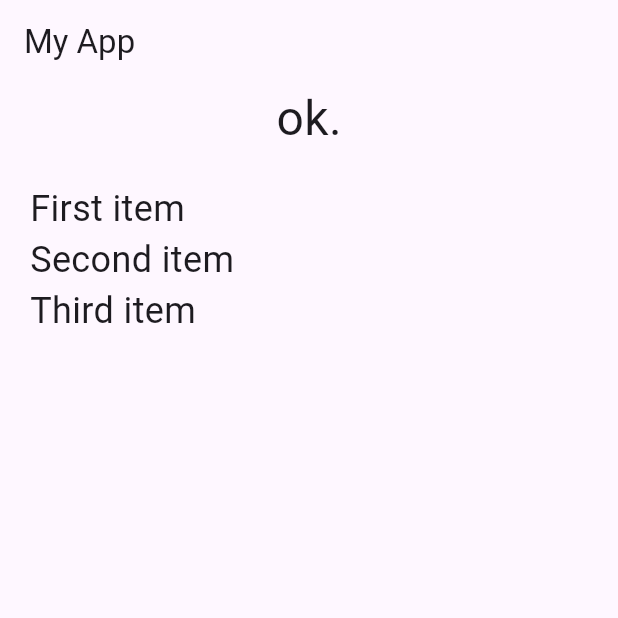
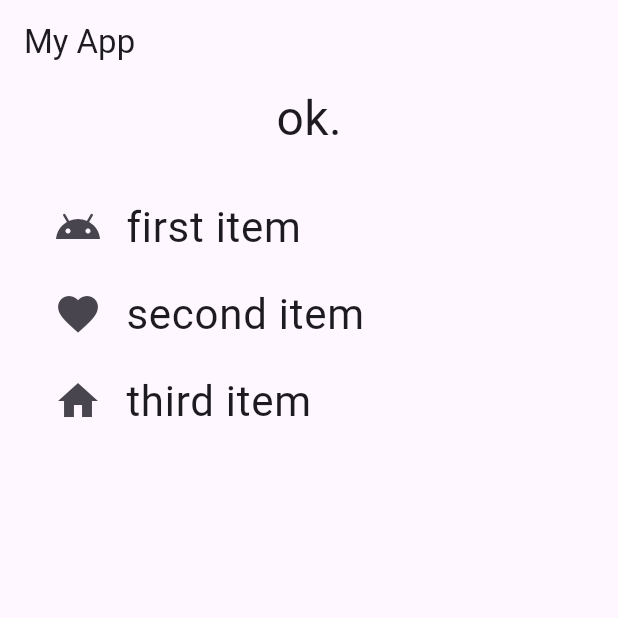
Before and after one commit to f24ba017/RepositoryForVSCode, a Flutter app: the screen it shows after launch, on a phone screen of 412 x 824 dp, the top half of it. Run offline on Flutter 3.47's test engine with Material 3 defaults, Android fonts, the phone set to English and light mode, and no system bars.

Commit message:
4-4 書き換え

```diff
--- a/flutter_app/lib/main.dart
+++ b/flutter_app/lib/main.dart
@@ -27,10 +27,12 @@ class MyHomePage extends StatefulWidget {
 
 class _MyHomePageState extends State<MyHomePage> {
   static var _message = 'ok.';
+  static var _index = 0;
 
   @override
   Widget build(BuildContext context) {
     return Scaffold(
+
       appBar: AppBar(
         title: Text('My App'),
       ),
@@ -43,21 +45,42 @@ class _MyHomePageState extends State<MyHomePage> {
               fontSize: 32.0,
             ),
           ),
-
           ListView(
             shrinkWrap: true,
             padding: const EdgeInsets.all(20.0),
-
             children: <Widget>[
 
-              Text('First item',
-                style: TextStyle(fontSize: 24.0),
+              ListTile(
+                leading: const Icon(Icons.android, size:32),
+                title: const Text('first item',
+                  style: TextStyle(fontSize: 28)),
+                selected: _index == 1,
+                onTap: () {
+                  _index = 1;
+                  tapTile();
+                },
               ),
-              Text('Second item',
-                style: TextStyle(fontSize: 24.0),
+
+              ListTile(
+                leading: const Icon(Icons.favorite, size:32),
+                title: const Text('second item',
+                  style: TextStyle(fontSize: 28)),
+                selected: _index == 2,
+                onTap: () {
+                  _index = 2;
+                  tapTile();
+                },
               ),
-              Text('Third item',
-                style: TextStyle(fontSize: 24.0),
+
+              ListTile(
+                leading: const Icon(Icons.home, size:32),
+                title: const Text('third item',
+                  style: TextStyle(fontSize: 28)),
+                selected: _index == 3,
+                onTap: () {
+                  _index = 3;
+                  tapTile();
+                },
               ),
             ],
           ),
@@ -65,4 +88,11 @@ class _MyHomePageState extends State<MyHomePage> {
       ),
     );
   }
+
+  void tapTile() {
+    setState(() {
+      _message = 'you tapped: No, $_index.';
+    });
+
+  }
 }
```
